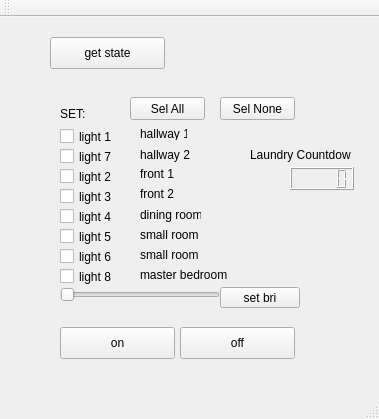
johnty/HueController, file huecontrolwindow.ui: the form before one commit.
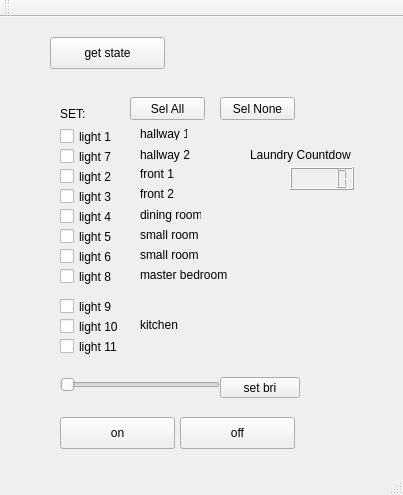
The form after the commit.

Commit message: updated light list, making better use of checkbox list instead of individual hardcoded indices

The edit to the form file:
```diff
--- a/huecontrolwindow.ui
+++ b/huecontrolwindow.ui
@@ -6,8 +6,8 @@
    <rect>
     <x>0</x>
     <y>0</y>
-    <width>379</width>
-    <height>419</height>
+    <width>403</width>
+    <height>495</height>
    </rect>
   </property>
   <property name="windowTitle">
@@ -18,7 +18,7 @@
     <property name="geometry">
      <rect>
       <x>60</x>
-      <y>310</y>
+      <y>400</y>
       <width>115</width>
       <height>32</height>
      </rect>
@@ -31,7 +31,7 @@
     <property name="geometry">
      <rect>
       <x>180</x>
-      <y>310</y>
+      <y>400</y>
       <width>115</width>
       <height>32</height>
      </rect>
@@ -57,7 +57,7 @@
     <property name="geometry">
      <rect>
       <x>60</x>
-      <y>270</y>
+      <y>360</y>
       <width>160</width>
       <height>16</height>
      </rect>
@@ -73,7 +73,7 @@
     <property name="geometry">
      <rect>
       <x>220</x>
-      <y>270</y>
+      <y>360</y>
       <width>80</width>
       <height>21</height>
      </rect>
@@ -352,6 +352,58 @@
      <string>Sel None</string>
     </property>
    </widget>
+   <widget class="QCheckBox" name="checkBox1_9">
+    <property name="geometry">
+     <rect>
+      <x>60</x>
+      <y>280</y>
+      <width>72</width>
+      <height>19</height>
+     </rect>
+    </property>
+    <property name="text">
+     <string>light 9</string>
+    </property>
+   </widget>
+   <widget class="QCheckBox" name="checkBox1_10">
+    <property name="geometry">
+     <rect>
+      <x>60</x>
+      <y>300</y>
+      <width>72</width>
+      <height>19</height>
+     </rect>
+    </property>
+    <property name="text">
+     <string>light 10</string>
+    </property>
+   </widget>
+   <widget class="QCheckBox" name="checkBox1_11">
+    <property name="geometry">
+     <rect>
+      <x>60</x>
+      <y>320</y>
+      <width>72</width>
+      <height>19</height>
+     </rect>
+    </property>
+    <property name="text">
+     <string>light 11</string>
+    </property>
+   </widget>
+   <widget class="QLabel" name="label_11">
+    <property name="geometry">
+     <rect>
+      <x>140</x>
+      <y>300</y>
+      <width>91</width>
+      <height>16</height>
+     </rect>
+    </property>
+    <property name="text">
+     <string>kitchen</string>
+    </property>
+   </widget>
   </widget>
   <widget class="QMenuBar" name="menuBar">
    <property name="geometry">
```
Left out of the diff: 2 changed lines with no effect on the pictures. The commit also changes 1 other file.
